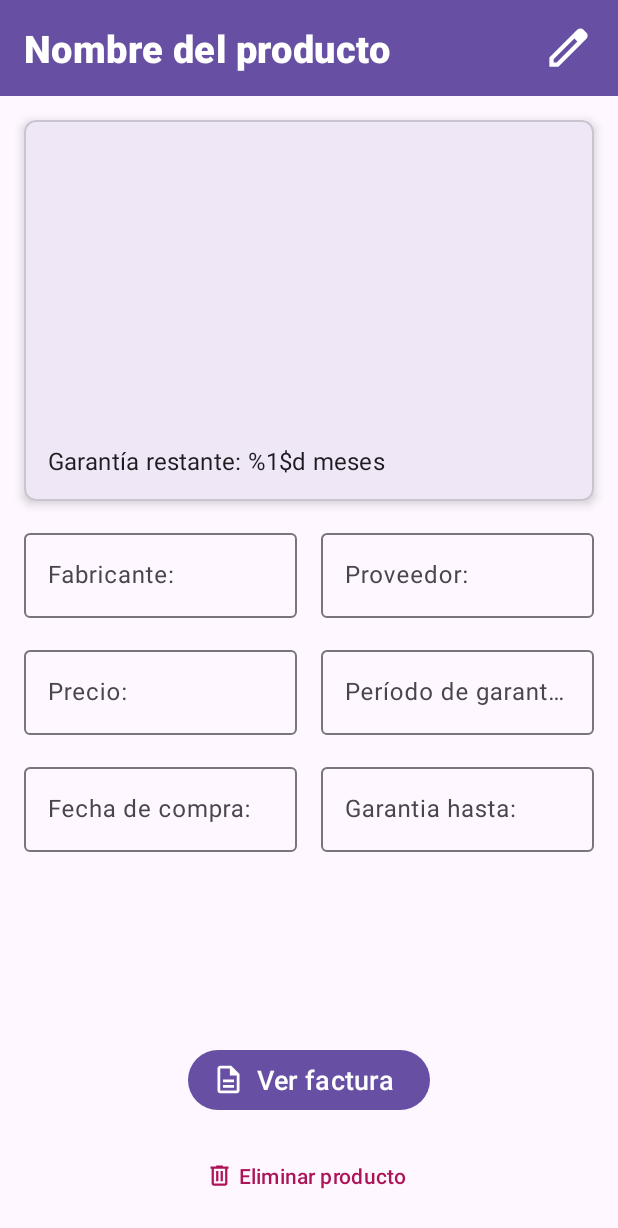
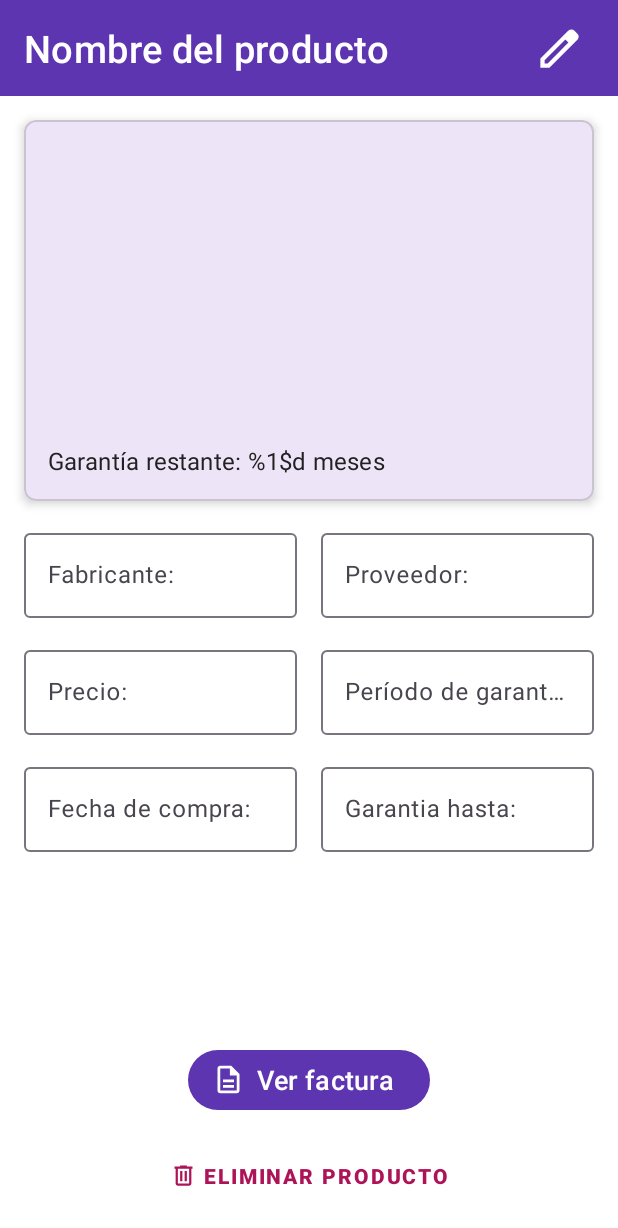
Before and after one commit to Xcorpia07/WarrantyManager, an Android app: the InvoiceDetailsActivity screen opened directly, with no data from a screen before it, on a phone screen of 412 x 824 dp. Shown: the top 1228 px of the screen. Run offline under Robolectric (Android 15) with nearby library versions, the phone set to English and light mode, and no system bars; our stand-ins replace Firebase (no records; nobody signed in at launch, a user with empty details on screens opened directly); 5 statements that could not run were skipped.

Commit message:
Depure Styles and Code

```diff
--- a/app/src/main/java/com/warrantymanager/AddInvoiceActivity.kt
+++ b/app/src/main/java/com/warrantymanager/AddInvoiceActivity.kt
@@ -7,7 +7,6 @@ import android.os.Bundle
 import android.os.Environment
 import android.provider.MediaStore
 import android.util.Log
-import android.view.View
 import android.view.ViewGroup
 import android.webkit.MimeTypeMap
 import android.widget.Toast
--- a/app/src/main/java/com/warrantymanager/InvoiceDetailsActivity.kt
+++ b/app/src/main/java/com/warrantymanager/InvoiceDetailsActivity.kt
@@ -1,9 +1,7 @@
 package com.warrantymanager
 
 import android.app.AlertDialog
-import android.content.ActivityNotFoundException
 import android.content.Intent
-import android.net.Uri
 import android.os.Bundle
 import android.util.Log
 import android.widget.Toast
--- a/app/src/main/java/com/warrantymanager/LoginActivity.kt
+++ b/app/src/main/java/com/warrantymanager/LoginActivity.kt
@@ -6,7 +6,6 @@ import android.widget.Toast
 import androidx.appcompat.app.AppCompatActivity
 import com.google.firebase.auth.FirebaseAuth
 import com.warrantymanager.databinding.ActivityLoginBinding
-
 
 class LoginActivity : AppCompatActivity() {
 
--- a/app/src/main/java/com/warrantymanager/MainActivity.kt
+++ b/app/src/main/java/com/warrantymanager/MainActivity.kt
@@ -53,7 +53,7 @@ class MainActivity : AppCompatActivity() {
             startActivity(Intent(this, AddInvoiceActivity::class.java))
         }
 
-        setSupportActionBar(binding.toolbar)
+        setSupportActionBar(binding.toolbar);
     }
 
     override fun onCreateOptionsMenu(menu: Menu): Boolean {
--- a/app/src/main/res/layout/activity_edit_invoice.xml
+++ b/app/src/main/res/layout/activity_edit_invoice.xml
@@ -138,7 +138,6 @@
 
         </LinearLayout>
 
-
         <com.google.android.material.textfield.TextInputLayout
             android:layout_width="match_parent"
             android:layout_height="wrap_content"
@@ -232,7 +231,7 @@
 
         <com.google.android.material.button.MaterialButton
             android:id="@+id/buttonUpdateInvoice"
-            style="@style/Widget.Material3.Button.Icon"
+            style="@style/Widget.App.Button"
             android:layout_width="match_parent"
             android:layout_height="wrap_content"
             android:layout_gravity="center_horizontal"
--- a/app/src/main/res/layout/activity_invoice_details.xml
+++ b/app/src/main/res/layout/activity_invoice_details.xml
@@ -8,17 +8,12 @@
     <com.google.android.material.appbar.AppBarLayout
         android:layout_width="match_parent"
         android:layout_height="wrap_content"
-        android:theme="@style/ThemeOverlay.AppCompat.Dark.ActionBar">
+        android:theme="@style/Widget.App.Toolbar">
 
-        <com.google.android.material.appbar.CollapsingToolbarLayout
-            android:id="@+id/collapsingToolbar"
-            android:layout_width="match_parent"
-            android:layout_height="wrap_content"
-            app:contentScrim="?attr/colorPrimary"
-            app:layout_scrollFlags="scroll|exitUntilCollapsed">
 
         <androidx.appcompat.widget.Toolbar
             android:id="@+id/toolbar"
+            style="Widget.App.Toolbar"
             android:layout_width="match_parent"
             android:layout_height="?attr/actionBarSize"
             app:layout_collapseMode="pin">
@@ -27,25 +22,22 @@
                 android:id="@+id/textViewProductName"
                 android:layout_width="wrap_content"
                 android:layout_height="wrap_content"
+                android:gravity="center"
                 android:text="@string/hint_product_name"
-                    android:textColor="@color/white"
-                    android:textAppearance="@style/TextAppearance.App.CollapsingToolbarTitle"
+                android:textAppearance="@style/TextAppearance.App.Toolbar.Title"
                 android:textSize="25sp" />
 
             <ImageButton
                 android:id="@+id/imageButtonEdit"
-                    android:layout_width="wrap_content"
+                style="@style/Widget.App.Button"
+                android:layout_width="46dp"
                 android:layout_height="wrap_content"
                 android:layout_gravity="end"
                 android:layout_marginEnd="16dp"
-                    android:background="?attr/colorPrimary"
                 android:contentDescription="@string/content_description_edit"
-                    android:src="@drawable/ic_edit"
-                    app:tint="@android:color/white" />
+                android:src="@drawable/ic_edit" />
 
         </androidx.appcompat.widget.Toolbar>
-
-        </com.google.android.material.appbar.CollapsingToolbarLayout>
 
     </com.google.android.material.appbar.AppBarLayout>
 
@@ -127,7 +119,7 @@
                         android:layout_width="match_parent"
                         android:layout_height="wrap_content"
                         android:enabled="false"
-                        android:inputType="text"/>
+                        android:inputType="text" />
 
                 </com.google.android.material.textfield.TextInputLayout>
 
@@ -168,7 +160,7 @@
                         android:layout_width="match_parent"
                         android:layout_height="wrap_content"
                         android:enabled="false"
-                        android:inputType="text"/>
+                        android:inputType="text" />
 
                 </com.google.android.material.textfield.TextInputLayout>
 
@@ -193,7 +185,7 @@
                         android:layout_width="match_parent"
                         android:layout_height="wrap_content"
                         android:enabled="false"
-                        android:inputType="date"/>
+                        android:inputType="date" />
 
                 </com.google.android.material.textfield.TextInputLayout>
 
@@ -209,7 +201,7 @@
                         android:layout_width="match_parent"
                         android:layout_height="wrap_content"
                         android:enabled="false"
-                        android:inputType="date"/>
+                        android:inputType="date" />
 
                 </com.google.android.material.textfield.TextInputLayout>
 
@@ -226,29 +218,27 @@
         android:padding="16dp">
 
         <com.google.android.material.button.MaterialButton
-            style="@style/Widget.Material3.Button.Icon"
             android:id="@+id/buttonViewInvoice"
+            style="@style/Widget.App.Button"
             android:layout_width="wrap_content"
             android:layout_height="wrap_content"
             android:layout_gravity="center_horizontal"
             android:text="@string/button_view_invoice"
+            android:textSize="18sp"
             app:icon="@drawable/ic_description"
             app:iconGravity="textStart"
-            app:iconSize="22dp"
-            android:textSize="18sp" />
+            app:iconSize="22dp" />
 
         <com.google.android.material.button.MaterialButton
-            style="@style/Widget.Material3.Button.TextButton.Icon"
             android:id="@+id/textViewDeleteProduct"
+            style="@style/Widget.App.TextButton"
             android:layout_width="wrap_content"
             android:layout_height="wrap_content"
             android:layout_gravity="center_horizontal"
             android:layout_marginTop="16dp"
             android:text="@string/button_delete_product"
             app:icon="@drawable/ic_delete"
-            app:iconGravity="textStart"
-            app:iconTint="@color/colorAccent"
-            android:textColor="@color/colorAccent" />
+            app:iconGravity="textStart" />
 
     </LinearLayout>
 
--- a/app/src/main/res/layout/activity_register.xml
+++ b/app/src/main/res/layout/activity_register.xml
@@ -78,7 +78,7 @@
     </com.google.android.material.textfield.TextInputLayout>
 
     <com.google.android.material.button.MaterialButton
-        style="@style/Widget.Material3.Button.Icon"
+        style="@style/Widget.App.Button"
         android:id="@+id/registerButton"
         android:layout_width="match_parent"
         android:layout_height="wrap_content"
--- a/app/src/main/res/values-night/colors.xml
+++ b/app/src/main/res/values-night/colors.xml
@@ -1,6 +1,6 @@
 <?xml version="1.0" encoding="utf-8"?>
 <resources>
-    <color name="colorPrimary">#7E57C2</color>
+    <color name="colorPrimary">#5E35B1</color>
     <color name="colorPrimaryDark">#5E35B1</color>
     <color name="colorAccent">#AD1457</color>
 </resources>
--- a/app/src/main/res/values-night/themes.xml
+++ b/app/src/main/res/values-night/themes.xml
@@ -1,10 +1,16 @@
 <resources>
-    <style name="Base.Theme.WarrantyManager" parent="Theme.Material3.DayNight.NoActionBar">
+    <style name="Theme.WarrantyManager" parent="Theme.Material3.Dark.NoActionBar">
+        <item name="colorPrimary">@color/colorPrimary</item>
+        <item name="colorPrimaryDark">@color/colorPrimaryDark</item>
+        <item name="colorAccent">@color/colorAccent</item>
+        <item name="android:windowBackground">@color/colorBackground</item>
+        <item name="android:textColorPrimary">@color/colorText</item>
+        <item name="android:textColorSecondary">@color/colorTextSecondary</item>
 
+        <item name="materialButtonStyle">@style/Widget.App.Button</item>
     </style>
 
     <style name="PDFViewPagerLightTheme" parent="Theme.Material3.Light.NoActionBar">
-
         <item name="colorPrimary">@color/colorPrimary</item>
         <item name="colorPrimaryDark">@color/colorPrimaryDark</item>
         <item name="colorAccent">@color/colorAccent</item>
--- a/app/src/main/res/values/colors.xml
+++ b/app/src/main/res/values/colors.xml
@@ -3,8 +3,19 @@
     <color name="black">#FF000000</color>
     <color name="white">#FFFFFFFF</color>
 
-    <color name="colorPrimary">#7E57C2</color>
-    <color name="colorPrimaryDark">#AB47BC</color>
+    <color name="colorPrimary">#5E35B1</color>
+    <color name="colorPrimaryDark">#4527A0</color>
     <color name="colorAccent">#AD1457</color>
+    <color name="colorBackground">#FFFFFF</color>
+    <color name="colorText">#212121</color>
+    <color name="colorTextSecondary">#757575</color>
 
+    <color name="colorPrimaryLight">#7E57C2</color>
+    <color name="colorOnPrimary">#FFFFFF</color>
+    <color name="colorOnPrimaryDark">#FFFFFF</color>
+    <color name="colorOnAccent">#FFFFFF</color>
+    <color name="colorSurface">#FFFFFF</color>
+    <color name="colorOnSurface">@color/colorText</color>
+    <color name="colorError">#B00020</color>
+    <color name="colorOnError">#FFFFFF</color>
 </resources>
--- a/app/src/main/res/values/styles.xml
+++ b/app/src/main/res/values/styles.xml
@@ -7,17 +7,39 @@
         <item name="cornerSizeBottomRight">15dp</item>
     </style>
 
-    <style name="TextAppearance.App.CollapsingToolbarTitle" parent="TextAppearance.MaterialComponents.Headline6">
-        <item name="android:textStyle">bold</item>
-        <item name="android:textSize">25sp</item>
+    <style name="Widget.App.Toolbar" parent="Widget.MaterialComponents.Toolbar">
+        <item name="android:background">@color/colorPrimary</item>
+        <item name="titleTextColor">@color/colorBackground</item>
+        <item name="subtitleTextColor">@color/colorTextSecondary</item>
     </style>
 
-    <style name="TextAppearance.App.Subtitle" parent="TextAppearance.MaterialComponents.Subtitle1">
+    <style name="TextAppearance.App.Toolbar.Title" parent="TextAppearance.MaterialComponents.Headline6">
+        <item name="android:textColor">@color/colorOnPrimary</item>
+    </style>
+
+    <style name="TextAppearance.App.Toolbar.Subtitle" parent="TextAppearance.MaterialComponents.Subtitle1">
+        <item name="android:textColor">@color/colorOnPrimary</item>
     </style>
 
 
-    <style name="TextAppearance.App.Link" parent="TextAppearance.MaterialComponents.Body1">
+    <style name="TextAppearance.App.Subtitle" parent="TextAppearance.MaterialComponents.Subtitle1">
+        <item name="android:textColor">@color/colorText</item>
+    </style>
+
+
+    <style name="Widget.App.Button" parent="Widget.Material3.Button.Icon">
+        <item name="backgroundTint">@color/colorPrimary</item>
+        <item name="android:textColor">@color/colorBackground</item>
+        <item name="iconTint">@color/colorBackground</item>
+        <item name="rippleColor">@color/colorPrimaryDark</item>
+        <item name="tint">@color/colorBackground</item>
+    </style>
+
+
+    <style name="Widget.App.TextButton" parent="Widget.MaterialComponents.Button.TextButton">
         <item name="android:textColor">@color/colorAccent</item>
+        <item name="iconTint">@color/colorAccent</item>
+        <item name="rippleColor">@color/colorAccent</item>
         <item name="android:textStyle">bold</item>
     </style>
 
--- a/app/src/main/res/values/themes.xml
+++ b/app/src/main/res/values/themes.xml
@@ -1,7 +1,14 @@
 <resources>
-    <style name="Base.Theme.WarrantyManager" parent="Theme.Material3.DayNight.NoActionBar">
+
+    <style name="Theme.WarrantyManager" parent="Theme.Material3.Light.NoActionBar">
+        <item name="colorPrimary">@color/colorPrimary</item>
+        <item name="colorPrimaryDark">@color/colorPrimaryDark</item>
+        <item name="colorAccent">@color/colorAccent</item>
+        <item name="android:windowBackground">@color/colorBackground</item>
+        <item name="android:textColorPrimary">@color/colorText</item>
+        <item name="android:textColorSecondary">@color/colorTextSecondary</item>
+
+        <item name="materialButtonStyle">@style/Widget.App.Button</item>
     </style>
 
-    <style name="Theme.WarrantyManager" parent="Base.Theme.WarrantyManager" />
-
 </resources>
```
Also changed, not shown: app/src/main/java/com/warrantymanager/EditInvoiceActivity.kt (+69 -40 lines), app/src/main/res/layout/activity_add_invoice.xml (+3 -5 lines), app/src/main/res/layout/activity_full_screen_image.xml (+5 -16 lines), app/src/main/res/layout/activity_login.xml (+5 -5 lines), app/src/main/res/layout/activity_main.xml (+12 -6 lines), app/src/main/res/layout/activity_pdf_viewer.xml (+5 -14 lines). Lines whose indentation alone changed are shown as unchanged.
